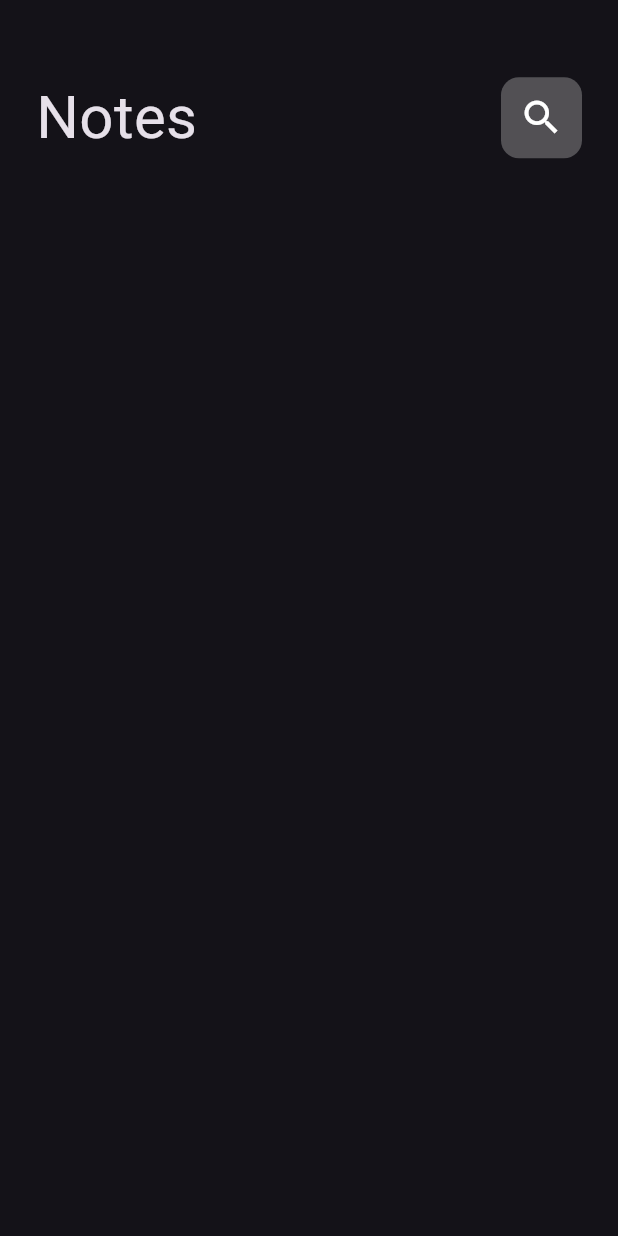
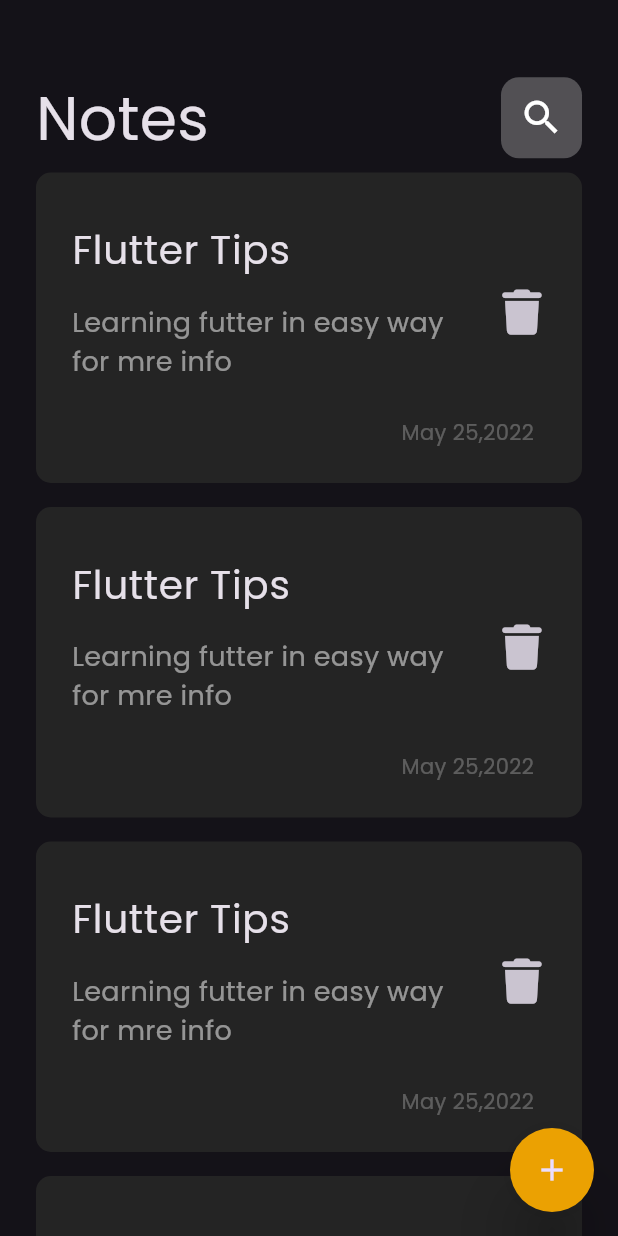
Before and after one commit to ema54e/notes_app, a Flutter app: the screen it shows after launch, on a phone screen of 412 x 824 dp. Run offline on Flutter 3.47's test engine with Material 3 defaults, Android fonts, the phone set to English and light mode, and no system bars; our stand-ins replace font_awesome_flutter.

Commit message:
Make list view of notes

```diff
--- a/lib/main.dart
+++ b/lib/main.dart
@@ -14,9 +14,9 @@ class NotesApp extends StatelessWidget {
     return MaterialApp(
       theme: ThemeData(
         brightness: Brightness.dark,
-
+        fontFamily: 'Poppins',
       ),
-      home:NotesView(),
+      home: NotesView(),
     );
   }
 }
--- a/lib/views/notes_view.dart
+++ b/lib/views/notes_view.dart
@@ -6,8 +6,18 @@ class NotesView extends StatelessWidget {
 
   @override
   Widget build(BuildContext context) {
-    return const Scaffold(
-      body: NotesViewBody(),
+    return Scaffold(
+      body: const NotesViewBody(),
+      floatingActionButton: FloatingActionButton(
+        elevation: 20,
+        shape: CircleBorder(),
+        backgroundColor: Color(0xffEBA102),
+        onPressed: () {},
+        child: Icon(
+          Icons.add,
+          //color: Colors.yellow,
+        ),
+      ),
     );
   }
 }
--- /dev/null
+++ b/lib/views/widgets/custom_list_view.dart
@@ -0,0 +1,19 @@
+import 'package:flutter/material.dart';
+import 'package:notes_app/views/widgets/notes_item.dart';
+
+class CustomListView extends StatelessWidget {
+  const CustomListView({super.key});
+
+  @override
+  Widget build(BuildContext context) {
+    return ListView.builder(
+      itemCount: 7,
+      itemBuilder: (context, index) {
+        return Padding(
+          padding: const EdgeInsets.symmetric(vertical: 8),
+          child: NotesItem(),
+        );
+      },
+    );
+  }
+}
--- /dev/null
+++ b/lib/views/widgets/notes_item.dart
@@ -0,0 +1,53 @@
+import 'package:flutter/material.dart';
+import 'package:font_awesome_flutter/font_awesome_flutter.dart';
+
+class NotesItem extends StatelessWidget {
+  const NotesItem({super.key});
+
+  @override
+  Widget build(BuildContext context) {
+    return Container(
+      padding: EdgeInsets.only(top: 24, bottom: 24, left: 24, right: 16),
+      decoration: BoxDecoration(
+        borderRadius: BorderRadius.circular(10),
+        color: Color.fromARGB(255, 36, 36, 36),
+      ),
+      child: Column(
+        crossAxisAlignment: CrossAxisAlignment.end,
+        children: [
+          ListTile(
+            contentPadding: EdgeInsets.all(0),
+            title: Text(
+              'Flutter Tips',
+              style: TextStyle(
+                fontSize: 26,
+              ),
+            ),
+            subtitle: Padding(
+              padding: const EdgeInsets.symmetric(vertical: 16),
+              child: Text(
+                'Learning futter in easy way for mre info',
+                style: TextStyle(
+                    fontSize: 18, color: Color.fromRGBO(225, 225, 225, 0.6)),
+              ),
+            ),
+            trailing: IconButton(
+              onPressed: () {},
+              icon: Icon(
+                FontAwesomeIcons.trash,
+                size: 30,
+              ),
+            ),
+          ),
+          Padding(
+            padding: const EdgeInsets.only(right: 16),
+            child: Text(
+              'May 25,2022',
+              style: TextStyle(color: Color.fromRGBO(225, 225, 225, 0.3)),
+            ),
+          ),
+        ],
+      ),
+    );
+  }
+}
--- a/lib/views/widgets/notes_view_body.dart
+++ b/lib/views/widgets/notes_view_body.dart
@@ -1,5 +1,7 @@
 import 'package:flutter/material.dart';
 import 'package:notes_app/views/widgets/custom_app_bar.dart';
+import 'package:notes_app/views/widgets/custom_list_view.dart';
+
 
 class NotesViewBody extends StatelessWidget {
   const NotesViewBody({super.key});
@@ -8,11 +10,14 @@ class NotesViewBody extends StatelessWidget {
   Widget build(BuildContext context) {
     return Padding(
       padding: const EdgeInsets.symmetric(horizontal: 24),
-      child: const Column(children: [
-        SizedBox(
+      child: Column(children: [
+        const SizedBox(
           height: 50,
         ),
-        CustomAppBar(),
+        const CustomAppBar(),
+        Expanded(
+          child: CustomListView(),
+        )
       ]),
     );
   }
```
Also changed, not shown: lib/constants/custom_themes.dart (added, +40 -0 lines), pubspec.yaml (+6 -6 lines), lib/assets/fonts/Poppins-Regular.ttf (added), pubspec.lock.
